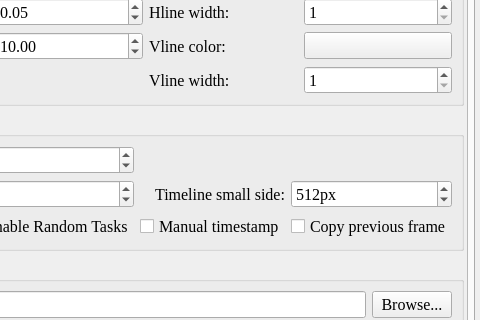
First picture: the form in resources/ui/dialog_settings.ui, repository ZhengGroupLZU/ZLabel, before the edit; both pictures show x 497 to 977 and y 186 to 506 of the 977 by 790 pixel window.
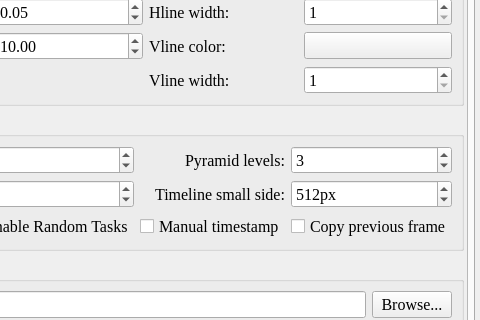
Second picture: the form after the edit. Icons and pictures are not drawn. Custom widgets are drawn as their Qt base class.

Commit message:
perf(image): add pyramid level setting and next-image prefetch
- Pyramid target levels configurable (default 3); levels are built
  geometrically from the display side up to the full/high-res cap
- Prefetch the next task image in the background after the current
  frame is shown, so switching is a cache hit (no loading dialog)
- Reuse LRU caches and the off-thread prepare pipeline
- Update timeline test for the removed Ctrl+J shortcut

What changed in the file:
```diff
--- a/resources/ui/dialog_settings.ui
+++ b/resources/ui/dialog_settings.ui
@@ -444,6 +444,35 @@
                 </property>
                </widget>
               </item>
+              <item row="0" column="4">
+               <widget class="QLabel" name="label_pyramid_levels">
+                <property name="sizePolicy">
+                 <sizepolicy hsizetype="Minimum" vsizetype="Preferred">
+                  <horstretch>0</horstretch>
+                  <verstretch>0</verstretch>
+                 </sizepolicy>
+                </property>
+                <property name="text">
+                 <string>Pyramid levels:</string>
+                </property>
+                <property name="alignment">
+                 <set>Qt::AlignmentFlag::AlignRight|Qt::AlignmentFlag::AlignTrailing|Qt::AlignmentFlag::AlignVCenter</set>
+                </property>
+               </widget>
+              </item>
+              <item row="0" column="5">
+               <widget class="QSpinBox" name="spin_pyramid_levels">
+                <property name="minimum">
+                 <number>1</number>
+                </property>
+                <property name="maximum">
+                 <number>8</number>
+                </property>
+                <property name="value">
+                 <number>3</number>
+                </property>
+               </widget>
+              </item>
              </layout>
             </widget>
            </item>
```
The commit also changes 12 other files.
